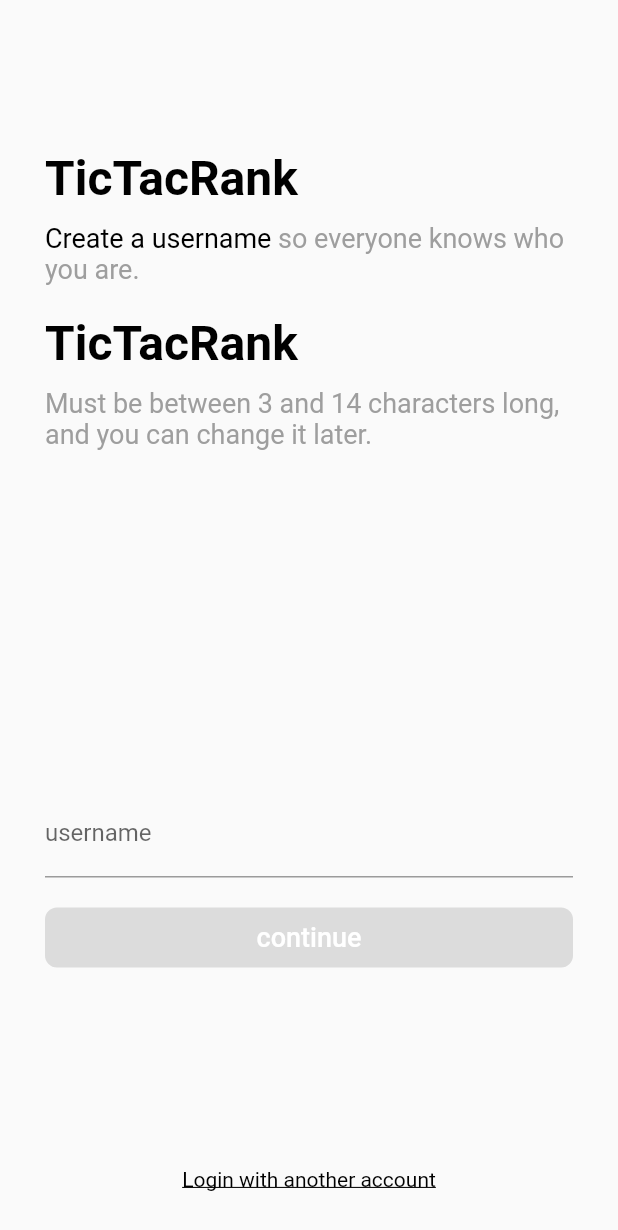
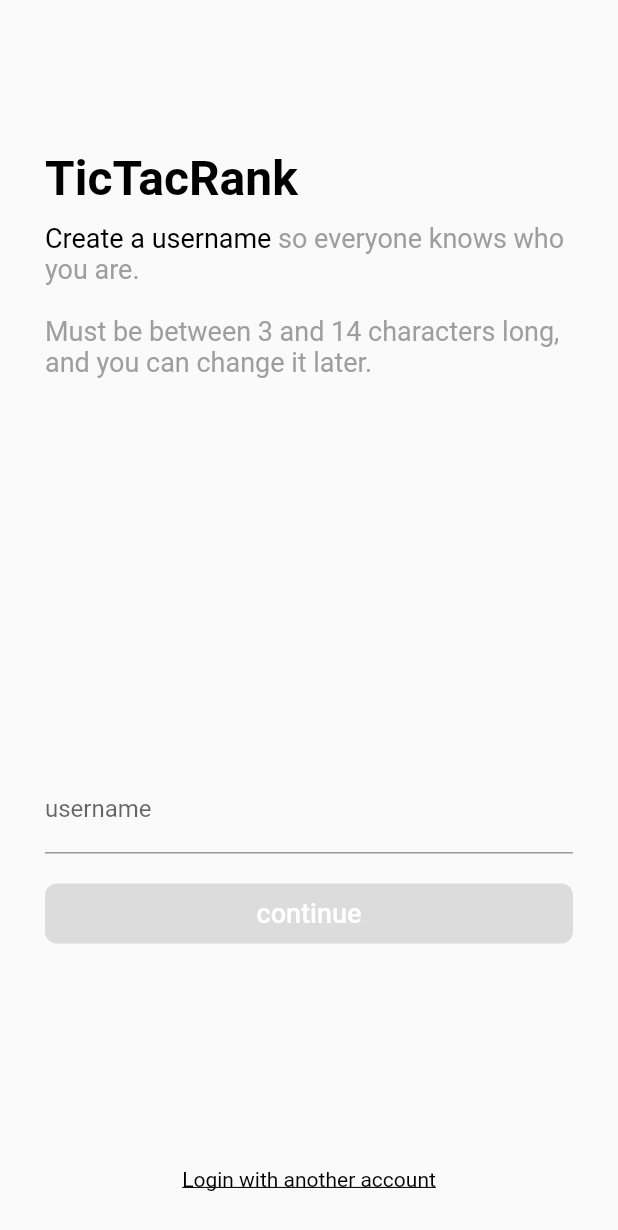
Before and after one commit to mouraa0/tic-tac-rank, a Flutter app: the CreateUsernameScreen screen opened by its route, on a phone screen of 412 x 824 dp. Shown: the top 1230 px of the screen. Run offline on Flutter 3.47's test engine with Material 2 defaults, Android fonts, the phone set to English and light mode, and no system bars; our stand-ins replace email_validator, flutter_dotenv, flutter_svg, get, supabase_flutter; accounts and stored records are empty.

Commit message:
fix: CreateUsernameScreen showing two logos in app

```diff
--- a/tic_tac_rank_app/lib/core/widgets/forms/title/forms_title_widget.dart
+++ b/tic_tac_rank_app/lib/core/widgets/forms/title/forms_title_widget.dart
@@ -3,10 +3,12 @@ import 'package:tic_tac_rank_app/core/styles/text/text_styles.dart';
 
 class AppFormsTitleWidget extends StatelessWidget {
   final List<String> subtitle;
+  final bool showLogo;
 
   const AppFormsTitleWidget({
     Key? key,
     required this.subtitle,
+    this.showLogo = true,
   }) : super(key: key);
 
   @override
@@ -14,8 +16,10 @@ class AppFormsTitleWidget extends StatelessWidget {
     return Column(
       crossAxisAlignment: CrossAxisAlignment.start,
       children: [
-        Text('TicTacRank', style: AppTextStyles.pageTitle),
-        const SizedBox(height: 10),
+        if (showLogo) ...[
+          Text('TicTacRank', style: AppTextStyles.pageTitle),
+          const SizedBox(height: 10),
+        ],
         RichText(
           text: TextSpan(
             children: [
@@ -30,14 +34,6 @@ class AppFormsTitleWidget extends StatelessWidget {
             ],
           ),
         ),
-        // Padding(
-        //   padding: const EdgeInsets.symmetric(horizontal: 30),
-        //   child: Text(
-        //     subtitle,
-        //     textAlign: TextAlign.center,
-        //     style: AppTextStyles.pageSubtitle,
-        //   ),
-        // ),
       ],
     );
   }
--- a/tic_tac_rank_app/lib/presenter/register/view/create_username_screen.dart
+++ b/tic_tac_rank_app/lib/presenter/register/view/create_username_screen.dart
@@ -17,7 +17,9 @@ class CreateUsernameScreen extends StatelessWidget {
 
   @override
   Widget build(BuildContext context) {
-    return Scaffold(
+    return GestureDetector(
+      onTap: () => FocusManager.instance.primaryFocus?.unfocus(),
+      child: Scaffold(
         body: SingleChildScrollView(
           child: Container(
             height: MediaQuery.of(context).size.height,
@@ -34,6 +36,7 @@ class CreateUsernameScreen extends StatelessWidget {
                 ),
                 const SizedBox(height: 20),
                 const AppFormsTitleWidget(
+                  showLogo: false,
                   subtitle: [
                     "",
                     "Must be between 3 and 14 characters long, and you can change it later.",
@@ -49,6 +52,7 @@ class CreateUsernameScreen extends StatelessWidget {
                   onTap: () => Get.offAndToNamed(AppRouter.loginScreen),
                 ),
               ],
+            ),
           ),
         ),
       ),
--- a/tic_tac_rank_app/lib/presenter/register/view/register_screen.dart
+++ b/tic_tac_rank_app/lib/presenter/register/view/register_screen.dart
@@ -16,7 +16,9 @@ class RegisterScreen extends StatelessWidget {
 
   @override
   Widget build(BuildContext context) {
-    return Scaffold(
+    return GestureDetector(
+      onTap: () => FocusManager.instance.primaryFocus?.unfocus(),
+      child: Scaffold(
         body: SingleChildScrollView(
           child: Container(
             height: MediaQuery.of(context).size.height,
@@ -41,6 +43,7 @@ class RegisterScreen extends StatelessWidget {
                   onTap: () => Get.offAndToNamed(AppRouter.loginScreen),
                 ),
               ],
+            ),
           ),
         ),
       ),
```
Lines whose indentation alone changed are shown as unchanged.
